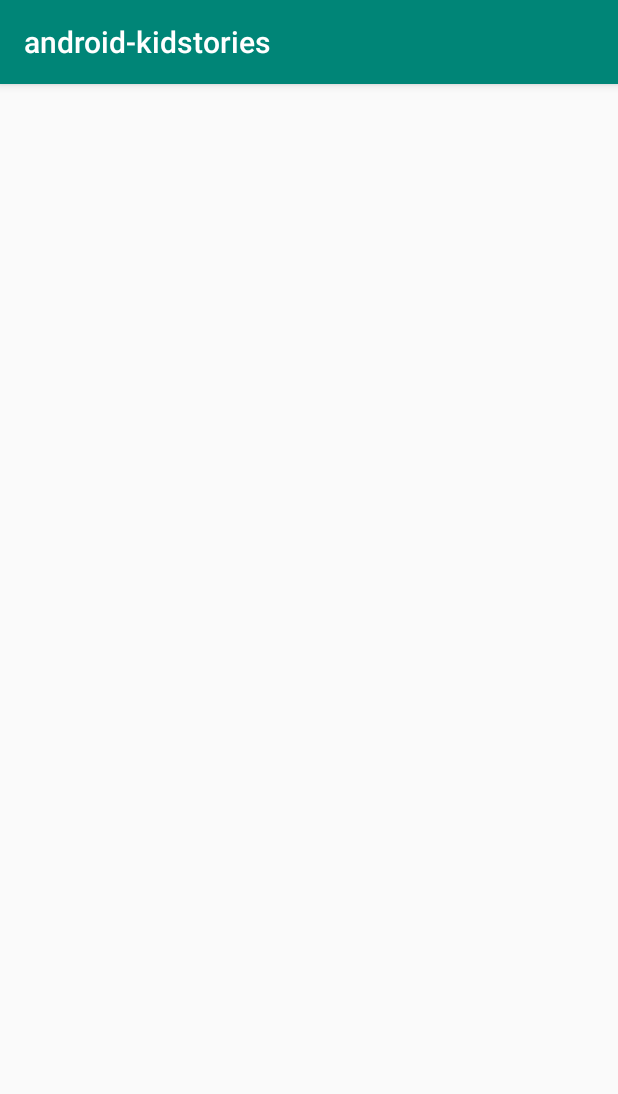
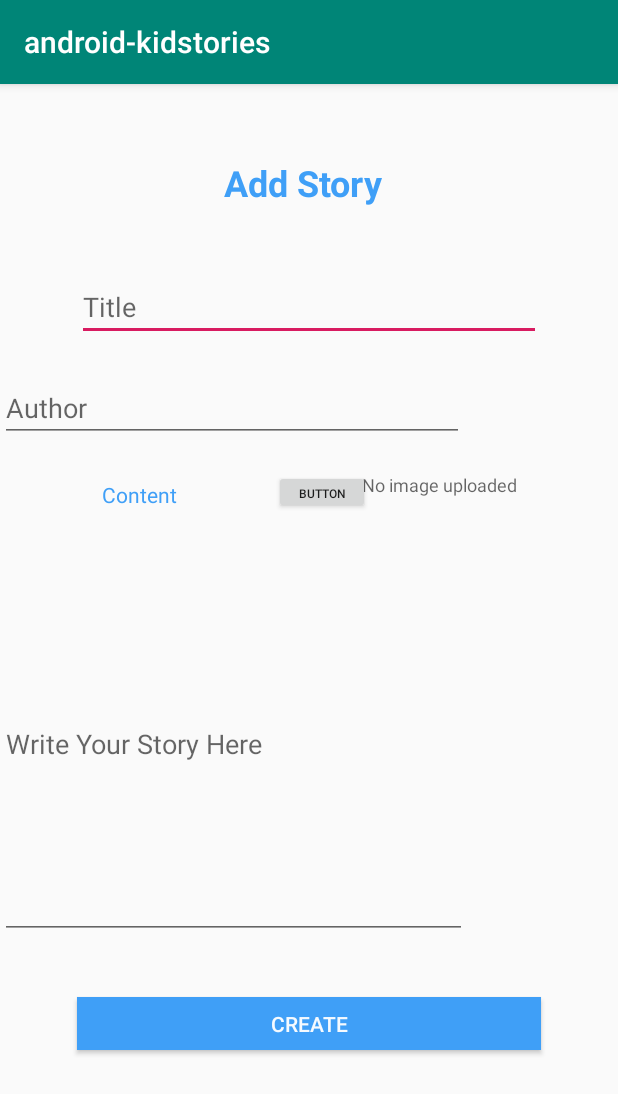
Before and after one commit to hngi/android-kidstories, an Android app: the AddStoryActivity screen opened directly, with no data from a screen before it, on a phone screen of 412 x 824 dp. Shown: the top 1094 px of the screen. Run offline under Robolectric (Android 15) with nearby library versions, the phone set to English and light mode, and no system bars.

Commit message:
Created the add story page

```diff
--- a/app/src/main/res/layout/activity_add_story.xml
+++ b/app/src/main/res/layout/activity_add_story.xml
@@ -6,4 +6,110 @@
     android:layout_height="match_parent"
     tools:context=".AddStoryActivity">
 
+    <TextView
+        android:id="@+id/textView"
+        android:layout_width="113dp"
+        android:layout_height="33dp"
+        android:text="Add Story"
+        android:textColor="#3F9FF7"
+        android:textColorHint="#3F9FF7"
+        android:textSize="24dp"
+        android:textStyle="bold"
+        app:layout_constraintBottom_toBottomOf="parent"
+        app:layout_constraintEnd_toEndOf="parent"
+        app:layout_constraintStart_toStartOf="parent"
+        app:layout_constraintTop_toTopOf="parent"
+        app:layout_constraintVertical_bias="0.067" />
+
+    <EditText
+        android:id="@+id/editText"
+        android:layout_width="309dp"
+        android:layout_height="40dp"
+        android:ems="10"
+        android:hint="Title"
+        android:inputType="textPersonName"
+        android:radius="20dp"
+        app:layout_constraintBottom_toBottomOf="parent"
+        app:layout_constraintEnd_toEndOf="parent"
+        app:layout_constraintStart_toStartOf="parent"
+        app:layout_constraintTop_toBottomOf="@+id/textView"
+        app:layout_constraintVertical_bias="0.075" />
+
+    <EditText
+        android:id="@+id/editText2"
+        android:layout_width="309dp"
+        android:layout_height="40dp"
+        android:ems="10"
+        android:hint="Author"
+        android:inputType="textPersonName"
+        app:layout_constraintBottom_toBottomOf="parent"
+        app:layout_constraintTop_toBottomOf="@+id/editText"
+        app:layout_constraintVertical_bias="0.049"
+        tools:layout_editor_absoluteX="51dp" />
+
+    <TextView
+        android:id="@+id/textView2"
+        android:layout_width="81dp"
+        android:layout_height="21dp"
+        android:text="     Content"
+        android:textColor="#3F9FF7"
+        app:layout_constraintBottom_toBottomOf="parent"
+        app:layout_constraintEnd_toStartOf="@+id/button2"
+        app:layout_constraintHorizontal_bias="0.504"
+        app:layout_constraintStart_toStartOf="parent"
+        app:layout_constraintTop_toBottomOf="@+id/editText2"
+        app:layout_constraintVertical_bias="0.05" />
+
+    <EditText
+        android:id="@+id/editText3"
+        android:layout_width="311dp"
+        android:layout_height="259dp"
+        android:ems="10"
+        android:hint="Write Your Story Here"
+        android:inputType="textPersonName"
+        app:layout_constraintBottom_toBottomOf="parent"
+        app:layout_constraintTop_toBottomOf="@+id/textView2"
+        app:layout_constraintVertical_bias="0.112"
+        tools:layout_editor_absoluteX="51dp" />
+
+    <Button
+        android:id="@+id/button"
+        android:layout_width="309dp"
+        android:layout_height="35dp"
+        android:background="#3F9FF7"
+        android:text="Create"
+        android:textColor="#F2FFFFFF"
+        app:layout_constraintBottom_toBottomOf="parent"
+        app:layout_constraintEnd_toEndOf="parent"
+        app:layout_constraintStart_toStartOf="parent"
+        app:layout_constraintTop_toBottomOf="@+id/editText3"
+        app:layout_constraintVertical_bias="0.238" />
+
+    <TextView
+        android:id="@+id/textView3"
+        android:layout_width="178dp"
+        android:layout_height="28dp"
+        android:hint="                      No image uploaded"
+        android:textSize="12sp"
+        app:layout_constraintBottom_toTopOf="@+id/editText3"
+        app:layout_constraintEnd_toEndOf="parent"
+        app:layout_constraintHorizontal_bias="0.495"
+        app:layout_constraintStart_toEndOf="@+id/textView2"
+        app:layout_constraintTop_toBottomOf="@+id/editText2"
+        app:layout_constraintVertical_bias="0.447" />
+
+    <Button
+        android:id="@+id/button2"
+        android:layout_width="64dp"
+        android:layout_height="29dp"
+        android:text="Button"
+        android:textSize="8dp"
+        app:layout_constraintBottom_toTopOf="@+id/editText3"
+        app:layout_constraintEnd_toEndOf="parent"
+        app:layout_constraintHorizontal_bias="0.524"
+        app:layout_constraintStart_toStartOf="parent"
+        app:layout_constraintTop_toBottomOf="@+id/editText2"
+        app:layout_constraintVertical_bias="0.432" />
+
+
 </androidx.constraintlayout.widget.ConstraintLayout>
```
